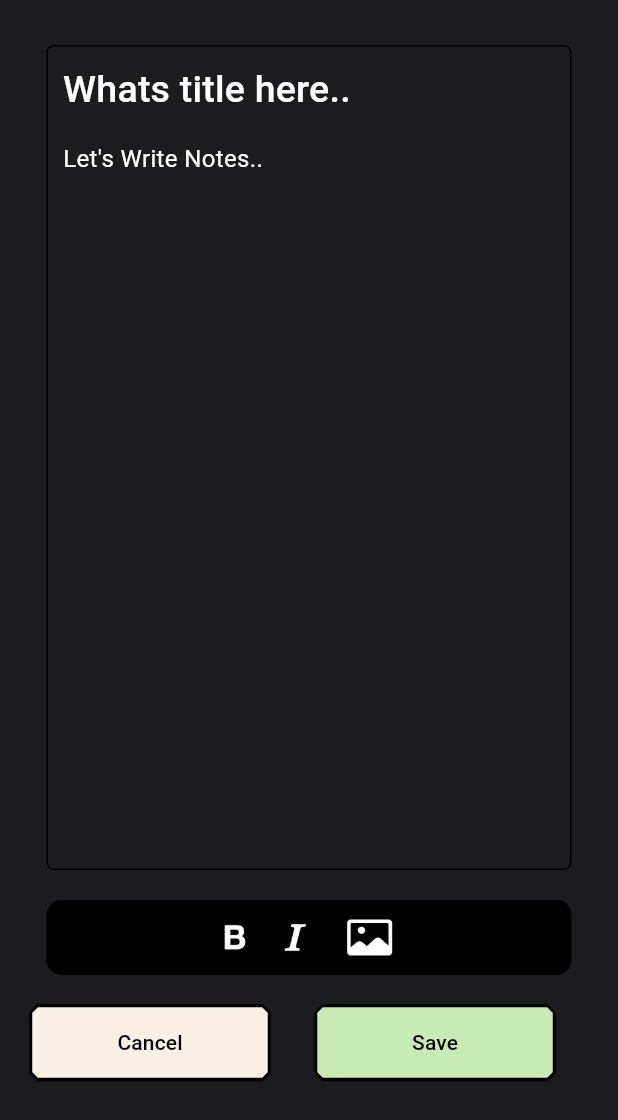
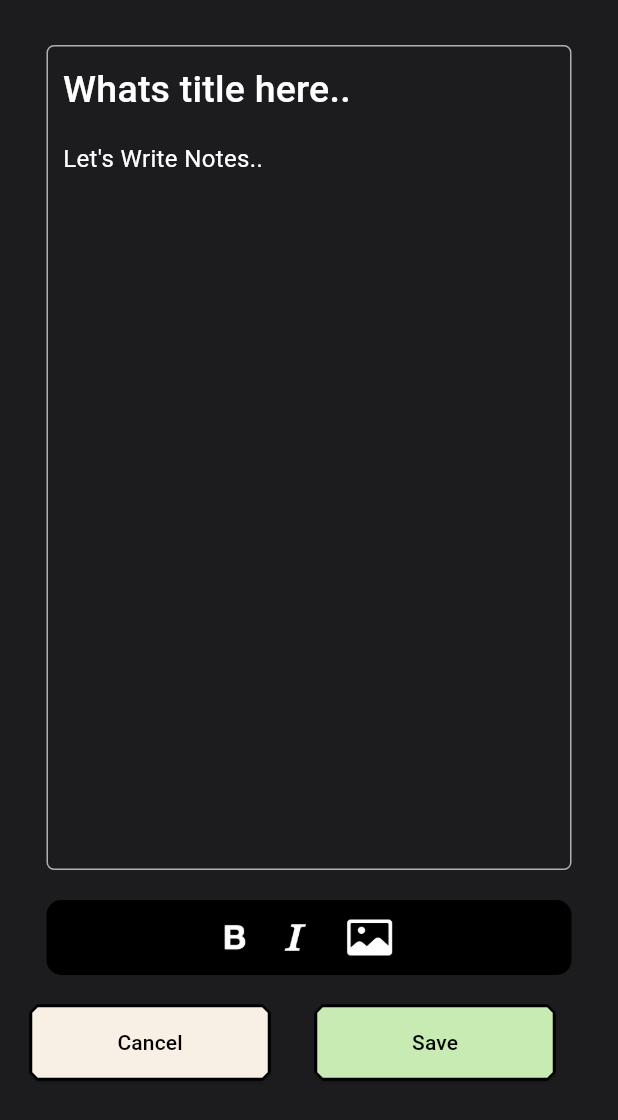
Before and after one commit to SatriaAkbarRizki/noteplan, a Flutter app: the AddNote screen opened by its route, on a phone screen of 412 x 824 dp. Shown: the top 1120 px of the screen. Run offline on Flutter 3.47's test engine with Material 3 defaults, Android fonts, the phone set to English and light mode, and no system bars; our stand-ins replace firebase_auth, firebase_core, firebase_database, firebase_storage, flutter_cache_manager, google_sign_in and 2 more; accounts and stored records are empty; network calls fail.

Commit message:
fixing border color note

```diff
--- a/lib/color/mytheme.dart
+++ b/lib/color/mytheme.dart
@@ -25,7 +25,7 @@ class MyTheme {
               fontSize: 16,
               color: Color.fromARGB(255, 166, 161, 179)),
         ),
-        // ganti warna dialog dengan dialog theme
+        cardColor: Colors.black,
         colorScheme: const ColorScheme.light(background: Color(0xffE19898)),
         primaryColorDark: const Color(0xffC7EBB3),
       );
@@ -57,7 +57,8 @@ class MyTheme {
       ),
       colorScheme: const ColorScheme.dark(background: Color(0xffC7EBB3)),
       primaryColorDark: const Color(0xffE19898),
-      buttonTheme: const ButtonThemeData());
+      buttonTheme: const ButtonThemeData(),
+      cardColor: Color.fromARGB(255, 177, 174, 184));
 
   get signTheme => ThemeData(
       textTheme: const TextTheme(
--- a/lib/view/page/home/addnote.dart
+++ b/lib/view/page/home/addnote.dart
@@ -116,7 +116,8 @@ class _AddNoteState extends State<AddNote> {
           width: 350,
           margin: const EdgeInsets.only(top: 30),
           decoration: BoxDecoration(
-              border: Border.all(style: BorderStyle.solid),
+              border: Border.all(
+                  style: BorderStyle.solid, color: Theme.of(context).cardColor),
               borderRadius: BorderRadius.circular(5)),
           child: Padding(
             padding: const EdgeInsets.all(10),
--- a/lib/view/page/home/viewnote.dart
+++ b/lib/view/page/home/viewnote.dart
@@ -153,7 +153,8 @@ class _ViewNoteState extends State<ViewNote> {
           width: 350,
           margin: const EdgeInsets.only(top: 30),
           decoration: BoxDecoration(
-              border: Border.all(style: BorderStyle.solid),
+              border: Border.all(
+                  style: BorderStyle.solid, color: Theme.of(context).cardColor),
               borderRadius: BorderRadius.circular(5)),
           child: Padding(
             padding: const EdgeInsets.all(10),
```
